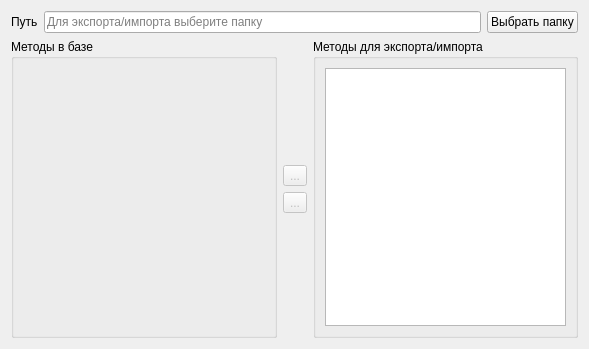
This is data/zrmmethodexportimport.ui in dostapazov/powermon_v4 as Qt 5 draws it before an edit. The edited form follows.
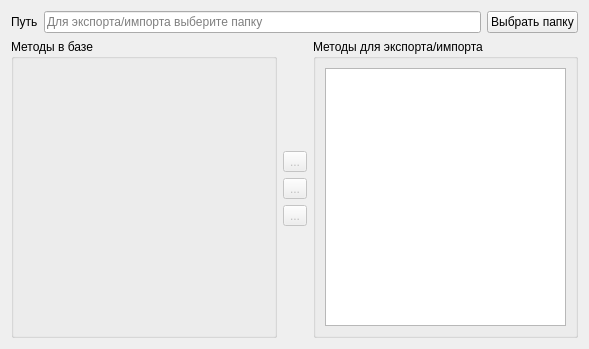
This is the edited form. Icons and pictures are not drawn. Custom widgets are drawn as their Qt base class.

Commit message: overwrite Button

What changed in the file:
```diff
--- a/data/zrmmethodexportimport.ui
+++ b/data/zrmmethodexportimport.ui
@@ -98,8 +98,8 @@
          </property>
          <property name="iconSize">
           <size>
-           <width>24</width>
-           <height>24</height>
+           <width>32</width>
+           <height>32</height>
           </size>
          </property>
          <property name="arrowType">
@@ -121,8 +121,8 @@
          </property>
          <property name="iconSize">
           <size>
-           <width>24</width>
-           <height>24</height>
+           <width>32</width>
+           <height>32</height>
           </size>
          </property>
          <property name="arrowType">
@@ -130,6 +130,26 @@
          </property>
         </widget>
        </item>
+       <item>
+        <widget class="QToolButton" name="tbOverwrite">
+         <property name="enabled">
+          <bool>false</bool>
+         </property>
+         <property name="text">
+          <string>...</string>
+         </property>
+         <property name="icon">
+          <iconset resource="zrm_data.qrc">
+           <normaloff>:/data/icons/overwrite.png</normaloff>:/data/icons/overwrite.png</iconset>
+         </property>
+         <property name="iconSize">
+          <size>
+           <width>32</width>
+           <height>32</height>
+          </size>
+         </property>
+        </widget>
+       </item>
        <item>
         <spacer name="verticalSpacer">
          <property name="orientation">
```
Left out of the diff: 1 changed line with no effect on the pictures. The commit also changes 3 other files.
